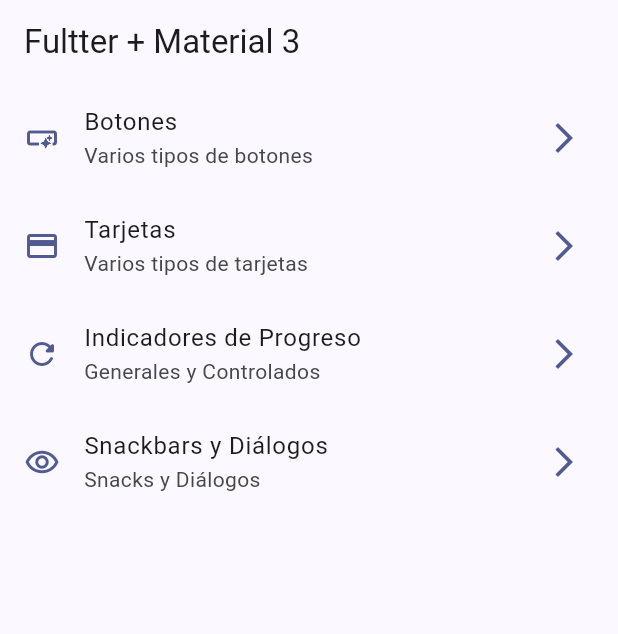
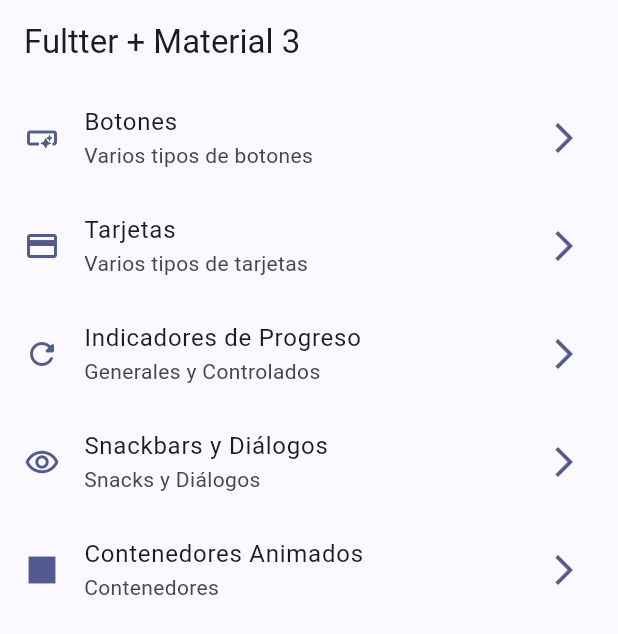
Before and after one commit to criticalRobin/widgets_app_flutter, a Flutter app: the screen it shows after launch, on a phone screen of 412 x 824 dp. Shown: the top 634 px of the screen. Run offline on Flutter 3.47's test engine with Material 3 defaults, Android fonts, the phone set to English and light mode, and no system bars; our stand-ins replace go_router.

```diff
--- a/lib/config/menu/menu_items.dart
+++ b/lib/config/menu/menu_items.dart
@@ -34,4 +34,9 @@ const List<MenuItem> appMenuItems = [
       subTitle: "Snacks y Diálogos",
       link: "/snack",
       icon: Icons.remove_red_eye_outlined),
+  MenuItem(
+      title: "Contenedores Animados",
+      subTitle: "Contenedores",
+      link: "/container",
+      icon: Icons.square_sharp),
 ];
--- a/lib/config/router/app_router.dart
+++ b/lib/config/router/app_router.dart
@@ -24,5 +24,9 @@ final appRouter = GoRouter(
       path: "/snack",
       builder: (context, state) => const SnackbarScreen(),
     ),
+    GoRoute(
+      path: "/container",
+      builder: (context, state) => const AnimatedScreen(),
+    ),
   ],
 );
--- a/lib/presentation/screens/progress/progress_screen.dart
+++ b/lib/presentation/screens/progress/progress_screen.dart
@@ -1,5 +1,3 @@
-import 'dart:ffi';
-
 import 'package:flutter/material.dart';
 
 class ProgressScreen extends StatelessWidget {
```
Also changed, not shown: lib/presentation/screens/animated/animated_screen.dart (+20 -1 lines).
